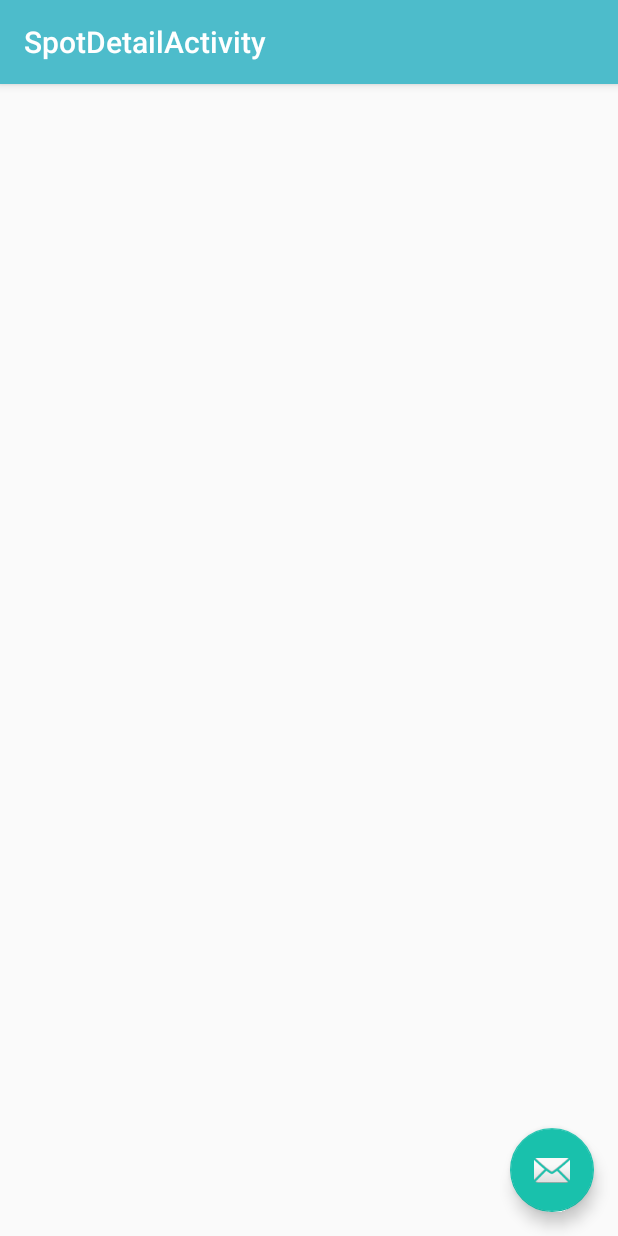
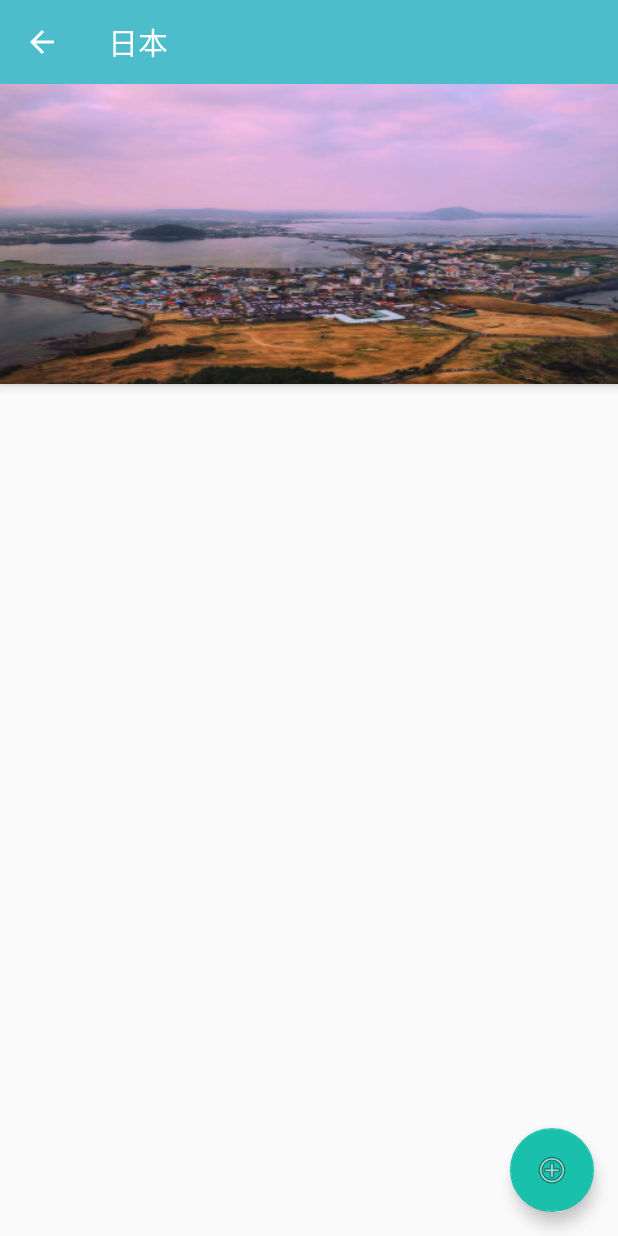
Before and after one commit to G1-HasbiBasith/traveller, an Android app: the fragment DestinationFragment placed in its activity, after a tap on an icon or button, on a phone screen of 412 x 824 dp. Run offline under Robolectric (Android 15) with nearby library versions, the phone set to English and light mode, and no system bars; our stand-ins replace Volley; libraries missing offline, so code that uses them is left out: com.daimajia.slider; 3 statements that could not run were skipped.

Commit message:
add imageslider

```diff
--- a/app/src/main/AndroidManifest.xml
+++ b/app/src/main/AndroidManifest.xml
@@ -3,7 +3,7 @@
     package="com.sigaritus.swu.travel" >
 
     <uses-permission android:name="android.permission.INTERNET" />
-
+    <uses-permission android:name="android.permission.READ_EXTERNAL_STORAGE" />
     <application
         android:name=".TravelApp"
         android:allowBackup="true"
@@ -23,7 +23,11 @@
         <activity
             android:name=".ui.activity.SpotDetailActivity"
             android:label="@string/title_activity_spot_detail"
+            android:parentActivityName=".ui.activity.MainActivity"
             android:theme="@style/AppTheme.NoActionBar" >
+            <meta-data
+                android:name="android.support.PARENT_ACTIVITY"
+                android:value=".ui.activity.MainActivity" />
         </activity>
     </application>
 
--- a/app/src/main/java/com/sigaritus/swu/travel/ui/activity/SpotDetailActivity.java
+++ b/app/src/main/java/com/sigaritus/swu/travel/ui/activity/SpotDetailActivity.java
@@ -1,8 +1,11 @@
 package com.sigaritus.swu.travel.ui.activity;
 
+
+import android.content.Intent;
 import android.os.Bundle;
 import android.support.design.widget.FloatingActionButton;
 import android.support.design.widget.Snackbar;
+import android.support.v7.app.ActionBar;
 import android.support.v7.app.AppCompatActivity;
 import android.support.v7.widget.Toolbar;
 import android.view.View;
@@ -15,8 +18,15 @@ public class SpotDetailActivity extends AppCompatActivity {
     protected void onCreate(Bundle savedInstanceState) {
         super.onCreate(savedInstanceState);
         setContentView(R.layout.activity_spot_detail);
+        Intent intent =getIntent();
+        String spotName = intent.getBundleExtra("spot").getString("spotname");
         Toolbar toolbar = (Toolbar) findViewById(R.id.toolbar);
         setSupportActionBar(toolbar);
+
+        ActionBar actionBar = getSupportActionBar();
+
+        actionBar.setDisplayHomeAsUpEnabled(true);
+        actionBar.setTitle(spotName);
 
         FloatingActionButton fab = (FloatingActionButton) findViewById(R.id.fab);
         fab.setOnClickListener(new View.OnClickListener() {
--- a/app/src/main/java/com/sigaritus/swu/travel/ui/fragment/DestinationFragment.java
+++ b/app/src/main/java/com/sigaritus/swu/travel/ui/fragment/DestinationFragment.java
@@ -2,177 +2,27 @@ package com.sigaritus.swu.travel.ui.fragment;
 
 import android.annotation.SuppressLint;
 import android.app.Activity;
-import android.content.Context;
-import android.content.Intent;
-import android.graphics.Color;
-import android.media.Image;
-import android.net.Uri;
 import android.os.Build;
 import android.os.Bundle;
-import android.app.Fragment;
 import android.view.LayoutInflater;
 import android.view.View;
 import android.view.ViewGroup;
-import android.widget.AdapterView;
-import android.widget.ArrayAdapter;
-import android.widget.ImageView;
-import android.widget.LinearLayout;
 import android.widget.ListView;
-import android.widget.SectionIndexer;
-import android.widget.TextView;
-import android.widget.Toast;
 
+import com.daimajia.slider.library.Animations.DescriptionAnimation;
+import com.daimajia.slider.library.SliderLayout;
+import com.daimajia.slider.library.SliderTypes.BaseSliderView;
+import com.daimajia.slider.library.SliderTypes.TextSliderView;
+import com.daimajia.slider.library.Tricks.ViewPagerEx;
 import com.sigaritus.swu.travel.R;
-import com.sigaritus.swu.travel.TravelApp;
-import com.sigaritus.swu.travel.ui.activity.SpotDetailActivity;
-import com.sigaritus.swu.travel.ui.views.PinnedSectionListView;
+import com.sigaritus.swu.travel.ui.views.pinnedList.adapter.FastScrollAdapter;
+import com.sigaritus.swu.travel.ui.views.pinnedList.adapter.SimpleAdapter;
 import com.sigaritus.swu.travel.util.ToastUtils;
 
-import java.util.Locale;
+import java.util.HashMap;
 
-public class DestinationFragment extends BaseFragment implements View.OnClickListener{
-
-
-    static class SimpleAdapter extends ArrayAdapter<Item> implements PinnedSectionListView.PinnedSectionListAdapter {
-
-        public SimpleAdapter(Context context, int resource, int textViewResourceId) {
-            super(context, resource, textViewResourceId);
-
-            final int sectionsNumber = 6;
-            final String[] sections = {"热门地点","欧洲国家","港澳台","美洲和大洋洲","亚洲国家","国内城市"};
-            final String[][] spots ={{"日本","斯里兰卡","土耳其","韩国"},{"奥地利","西班牙","德国","法国"},
-                    {"香港","澳门","基隆","嘉义"},{"纽约","洛杉矶","悉尼","墨尔本"},
-                    {"阿拉伯联合酋长国","新加坡","马来西亚","泰国"},
-                    {"喀什","苏州","重庆","拉萨"}};
-
-            prepareSections(sectionsNumber);
-
-            int sectionPosition = 0, listPosition = 0;
-            for (char i=0; i<sectionsNumber; i++) {
-                Item section = new Item(Item.SECTION, sections[i]);
-                section.sectionPosition = sectionPosition;
-                section.listPosition = listPosition++;
-                onSectionAdded(section, sectionPosition);
-                add(section);
-
-                final int itemsNumber = 4;
-                for (int j=0;j<itemsNumber;j++) {
-                    Item item = new Item(Item.ITEM, spots[i][j]);
-                    item.sectionPosition = sectionPosition;
-                    item.listPosition = listPosition++;
-                    add(item);
-                }
-
-                sectionPosition++;
-            }
-        }
-
-        protected void prepareSections(int sectionsNumber) { }
-        protected void onSectionAdded(Item section, int sectionPosition) { }
-
-
-        @Override public View getView(int position, View convertView, ViewGroup parent) {
-            LinearLayout view = (LinearLayout) super.getView(position, convertView, parent);
-//            view.setTextColor(Color.DKGRAY);
-            final int[] des_pic ={R.drawable.des1,R.drawable.des2,R.drawable.des3,R.drawable.des4};
-            TextView text = (TextView)view.getChildAt(0);
-            ImageView img = (ImageView)view.getChildAt(1);
-
-            view.setTag("" + position);
-            Item item = getItem(position);
-            if (item.type == Item.SECTION) {
-                //view.setOnClickListener(PinnedSectionListActivity.this);
-                view.setBackgroundColor(Color.argb(255,77,188,203));
-                img.setVisibility(View.GONE);
-            }else{
-                img.setBackgroundResource(des_pic[position%4]);
-                img.setOnClickListener(new View.OnClickListener() {
-                    @Override
-                    public void onClick(View view) {
-                        Intent intent = new Intent(getContext(), SpotDetailActivity.class);
-                        getContext().startActivity(intent);
-
-                    }
-                });
-
-            }
-            return view;
-        }
-
-        @Override public int getViewTypeCount() {
-            return 2;
-        }
-
-        @Override public int getItemViewType(int position) {
-            return getItem(position).type;
-        }
-
-        @Override
-        public boolean isItemViewTypePinned(int viewType) {
-            return viewType == Item.SECTION;
-        }
-
-    }
-
-    static class FastScrollAdapter extends SimpleAdapter implements SectionIndexer {
-
-        private Item[] sections;
-
-        public FastScrollAdapter(Context context, int resource, int textViewResourceId) {
-            super(context, resource, textViewResourceId);
-        }
-
-        @Override protected void prepareSections( int sectionsNumber) {
-            sections = new Item[sectionsNumber];
-        }
-
-        @Override protected void onSectionAdded(Item section, int sectionPosition) {
-            sections[sectionPosition] = section;
-        }
-
-        @Override public Item[] getSections() {
-            return sections;
-        }
-
-        @Override public int getPositionForSection(int section) {
-            if (section >= sections.length) {
-                section = sections.length - 1;
-            }
-            return sections[section].listPosition;
-        }
-
-        @Override public int getSectionForPosition(int position) {
-            if (position >= getCount()) {
-                position = getCount() - 1;
-            }
-            return getItem(position).sectionPosition;
-        }
-
-    }
-
-    static class Item {
-
-        public static final int ITEM = 0;
-        public static final int SECTION = 1;
-
-        public final int type;
-        public final String text;
-
-        public int sectionPosition;
-        public int listPosition;
-
-        public Item(int type, String text) {
-            this.type = type;
-            this.text = text;
-        }
-
-        @Override public String toString() {
-            return text;
-        }
-
-    }
-
-
+public class DestinationFragment extends BaseFragment implements View.OnClickListener, BaseSliderView.OnSliderClickListener, ViewPagerEx.OnPageChangeListener {
+    private SliderLayout mSlider;
     @Override
     public void onClick(View view) {
         ToastUtils.showShort("item"+view.getTag());
@@ -201,13 +51,47 @@ public class DestinationFragment extends BaseFragment implements View.OnClickLis
         // Inflate the layout for this fragment
         View view = inflater.inflate(R.layout.fragment_destination, container, false);
         ListView list = (ListView)view.findViewById(R.id.destination_list);
+        mSlider = (SliderLayout)view.findViewById(R.id.slider);
 
+        initializeSlider(mSlider);
 
-        initializeHeaderAndFooter(list);
         initializeAdapter(list);
         initializePadding(list);
         return view;
     }
+
+    private void initializeSlider(SliderLayout mSlider) {
+        HashMap<String,Integer> file_maps = new HashMap<String, Integer>();
+        file_maps.put("slider1",R.drawable.slider1);
+        file_maps.put("slider2",R.drawable.slider2);
+        file_maps.put("slider3",R.drawable.slider3);
+        file_maps.put("slider4", R.drawable.slider4);
+        for(String name : file_maps.keySet()){
+            TextSliderView textSliderView = new TextSliderView(getActivity());
+            // initialize a SliderLayout
+            textSliderView
+                    .description(name)
+                    .image(file_maps.get(name))
+                    .setScaleType(BaseSliderView.ScaleType.Fit)
+                    .setOnSliderClickListener(this);
+
+            //add your extra information
+            textSliderView.bundle(new Bundle());
+            textSliderView.getBundle()
+                    .putString("extra",name);
+
+            mSlider.addSlider(textSliderView);
+        }
+
+        mSlider.setPresetTransformer(SliderLayout.Transformer.Accordion);
+        mSlider.setPresetIndicator(SliderLayout.PresetIndicators.Center_Bottom);
+        mSlider.setCustomAnimation(new DescriptionAnimation());
+        mSlider.setDuration(4000);
+        mSlider.addOnPageChangeListener( this);
+
+    }
+
+
     private boolean hasHeaderAndFooter;
     private boolean isFastScroll;
     private boolean addPadding;
@@ -218,26 +102,6 @@ public class DestinationFragment extends BaseFragment implements View.OnClickLis
         list.setPadding(padding, padding, padding, padding);
     }
 
-    private void initializeHeaderAndFooter(ListView list ){
-        list.setAdapter(null);
-        if (hasHeaderAndFooter) {
-//            ListView list = getListView();
-
-            LayoutInflater inflater = LayoutInflater.from(getActivity());
-            TextView header1 = (TextView) inflater.inflate(android.R.layout.simple_list_item_1, list, false);
-            header1.setText("First header");
-            list.addHeaderView(header1);
-
-            TextView header2 = (TextView) inflater.inflate(android.R.layout.simple_list_item_1, list, false);
-            header2.setText("Second header");
-            list.addHeaderView(header2);
-
-            TextView footer = (TextView) inflater.inflate(android.R.layout.simple_list_item_1, list, false);
-            footer.setText("Single foolter");
-            list.addFooterView(footer);
-        }
-        initializeAdapter(list);
-    }
 
     @SuppressLint("NewApi")
     private void initializeAdapter(ListView list) {
@@ -266,5 +130,30 @@ public class DestinationFragment extends BaseFragment implements View.OnClickLis
 
     }
 
+    @Override
+    public void onStop() {
+        mSlider.stopAutoCycle();
+        super.onStop();
 
+    }
+
+    @Override
+    public void onSliderClick(BaseSliderView slider) {
+
+    }
+
+    @Override
+    public void onPageScrolled(int position, float positionOffset, int positionOffsetPixels) {
+
+    }
+
+    @Override
+    public void onPageSelected(int position) {
+
+    }
+
+    @Override
+    public void onPageScrollStateChanged(int state) {
+
+    }
 }
--- a/app/src/main/java/com/sigaritus/swu/travel/ui/views/PinnedSectionListView.java
+++ b/app/src/main/java/com/sigaritus/swu/travel/ui/views/pinnedList/PinnedSectionListView.java
@@ -14,7 +14,7 @@
  * limitations under the License.
  */
 
-package com.sigaritus.swu.travel.ui.views;
+package com.sigaritus.swu.travel.ui.views.pinnedList;
 
 import android.content.Context;
 import android.database.DataSetObserver;
--- /dev/null
+++ b/app/src/main/java/com/sigaritus/swu/travel/ui/views/pinnedList/adapter/Item.java
@@ -0,0 +1,26 @@
+package com.sigaritus.swu.travel.ui.views.pinnedList.adapter;
+
+/**
+ * Created by Administrator on 2016/3/5.
+ */
+public  class Item {
+
+    public static final int ITEM = 0;
+    public static final int SECTION = 1;
+
+    public final int type;
+    public final String text;
+
+    public int sectionPosition;
+    public int listPosition;
+
+    public Item(int type, String text) {
+        this.type = type;
+        this.text = text;
+    }
+
+    @Override public String toString() {
+        return text;
+    }
+
+}
--- /dev/null
+++ b/app/src/main/java/com/sigaritus/swu/travel/ui/views/pinnedList/adapter/SimpleAdapter.java
@@ -0,0 +1,106 @@
+package com.sigaritus.swu.travel.ui.views.pinnedList.adapter;
+
+import android.content.Context;
+import android.content.Intent;
+import android.graphics.Color;
+import android.os.Bundle;
+import android.view.View;
+import android.view.ViewGroup;
+import android.widget.ArrayAdapter;
+import android.widget.ImageView;
+import android.widget.LinearLayout;
+import android.widget.TextView;
+
+import com.sigaritus.swu.travel.R;
+import com.sigaritus.swu.travel.ui.activity.SpotDetailActivity;
+import com.sigaritus.swu.travel.ui.views.pinnedList.PinnedSectionListView;
+
+/**
+ * Created by Administrator on 2016/3/5.
+ */
+public class SimpleAdapter extends ArrayAdapter<Item> implements PinnedSectionListView.PinnedSectionListAdapter {
+
+    public SimpleAdapter(Context context, int resource, int textViewResourceId) {
+        super(context, resource, textViewResourceId);
+
+        final int sectionsNumber = 6;
+        final String[] sections = {"热门地点","欧洲国家","港澳台","美洲和大洋洲","亚洲国家","国内城市"};
+        final String[][] spots ={{"日本","斯里兰卡","土耳其","韩国"},{"奥地利","西班牙","德国","法国"},
+                {"香港","澳门","基隆","嘉义"},{"纽约","洛杉矶","悉尼","墨尔本"},
+                {"阿拉伯联合酋长国","新加坡","马来西亚","泰国"},
+                {"喀什","苏州","重庆","拉萨"}};
+
+        prepareSections(sectionsNumber);
+
+        int sectionPosition = 0, listPosition = 0;
+        for (char i=0; i<sectionsNumber; i++) {
+            Item section = new Item(Item.SECTION, sections[i]);
+            section.sectionPosition = sectionPosition;
+            section.listPosition = listPosition++;
+            onSectionAdded(section, sectionPosition);
+            add(section);
+
+            final int itemsNumber = 4;
+            for (int j=0;j<itemsNumber;j++) {
+                Item item = new Item(Item.ITEM, spots[i][j]);
+                item.sectionPosition = sectionPosition;
+                item.listPosition = listPosition++;
+                add(item);
+            }
+
+            sectionPosition++;
+        }
+    }
+
+    protected void prepareSections(int sectionsNumber) { }
+    protected void onSectionAdded(Item section, int sectionPosition) { }
+
+
+    @Override public View getView(int position, View convertView, ViewGroup parent) {
+        LinearLayout view = (LinearLayout) super.getView(position, convertView, parent);
+//            view.setTextColor(Color.DKGRAY);
+        final int[] des_pic ={R.drawable.des1,R.drawable.des2,R.drawable.des3,R.drawable.des4};
+        TextView text = (TextView)view.getChildAt(0);
+        ImageView img = (ImageView)view.getChildAt(1);
+
+        view.setTag("" + position);
+        final Item item = getItem(position);
+        if (item.type == Item.SECTION) {
+            //view.setOnClickListener(PinnedSectionListActivity.this);
+            view.setBackgroundColor(Color.argb(255, 77, 188, 203));
+            text.setTextColor(Color.WHITE);
+
+        }else{
+            img.setBackgroundResource(des_pic[position%4]);
+            img.setVisibility(View.VISIBLE);
+            img.setOnClickListener(new View.OnClickListener() {
+                @Override
+                public void onClick(View view) {
+                    Intent intent = new Intent(getContext(), SpotDetailActivity.class);
+                    Bundle spot = new Bundle();
+                    spot.putInt("spottype",item.type);
+                    spot.putString("spotname",item.text);
+                    intent.putExtra("spot",spot);
+                    getContext().startActivity(intent);
+
+                }
+            });
+
+        }
+        return view;
+    }
+
+    @Override public int getViewTypeCount() {
+        return 2;
+    }
+
+    @Override public int getItemViewType(int position) {
+        return getItem(position).type;
+    }
+
+    @Override
+    public boolean isItemViewTypePinned(int viewType) {
+        return viewType == Item.SECTION;
+    }
+
+}
--- a/app/src/main/res/layout/activity_spot_detail.xml
+++ b/app/src/main/res/layout/activity_spot_detail.xml
@@ -1,25 +1,40 @@
 <?xml version="1.0" encoding="utf-8"?>
-<android.support.design.widget.CoordinatorLayout
-    xmlns:android="http://schemas.android.com/apk/res/android"
+<android.support.design.widget.CoordinatorLayout xmlns:android="http://schemas.android.com/apk/res/android"
     xmlns:app="http://schemas.android.com/apk/res-auto"
-    xmlns:tools="http://schemas.android.com/tools" android:layout_width="match_parent"
-    android:layout_height="match_parent" android:fitsSystemWindows="true"
+    xmlns:tools="http://schemas.android.com/tools"
+    android:layout_width="match_parent"
+    android:layout_height="match_parent"
+    android:fitsSystemWindows="true"
     tools:context="com.sigaritus.swu.travel.ui.activity.SpotDetailActivity">
 
-    <android.support.design.widget.AppBarLayout android:layout_height="wrap_content"
-        android:layout_width="match_parent" android:theme="@style/AppTheme.AppBarOverlay">
+    <android.support.design.widget.AppBarLayout
+        android:layout_width="match_parent"
+        android:layout_height="wrap_content"
+        android:theme="@style/AppTheme.AppBarOverlay">
 
-        <android.support.v7.widget.Toolbar android:id="@+id/toolbar"
-            android:layout_width="match_parent" android:layout_height="?attr/actionBarSize"
-            android:background="?attr/colorPrimary" app:popupTheme="@style/AppTheme.PopupOverlay" />
+        <android.support.v7.widget.Toolbar
+            android:id="@+id/toolbar"
+            android:layout_width="match_parent"
+            android:layout_height="?attr/actionBarSize"
+            android:background="?attr/colorPrimary"
+            app:popupTheme="@style/AppTheme.PopupOverlay" />
+
+        <ImageView
+            android:layout_width="fill_parent"
+            android:layout_height="200dp"
+            android:background="@drawable/des4" />
+
 
     </android.support.design.widget.AppBarLayout>
 
     <include layout="@layout/content_spot_detail" />
 
-    <android.support.design.widget.FloatingActionButton android:id="@+id/fab"
-        android:layout_width="wrap_content" android:layout_height="wrap_content"
-        android:layout_gravity="bottom|end" android:layout_margin="@dimen/fab_margin"
-        android:src="@android:drawable/ic_dialog_email" />
+    <android.support.design.widget.FloatingActionButton
+        android:id="@+id/fab"
+        android:layout_width="wrap_content"
+        android:layout_height="wrap_content"
+        android:layout_gravity="bottom|end"
+        android:layout_margin="@dimen/fab_margin"
+        android:src="@android:drawable/ic_menu_add" />
 
 </android.support.design.widget.CoordinatorLayout>
--- a/app/src/main/res/layout/des_list_unit.xml
+++ b/app/src/main/res/layout/des_list_unit.xml
@@ -16,5 +16,7 @@
     <ImageView
         android:id="@+id/spot_img"
         android:layout_width="fill_parent"
-        android:layout_height="180dp" />
+        android:layout_height="180dp"
+        android:visibility="gone"
+        />
 </LinearLayout>
--- a/gradle.properties
+++ b/gradle.properties
@@ -12,6 +12,6 @@
 # This option should only be used with decoupled projects. More details, visit
 # http://www.gradle.org/docs/current/userguide/multi_project_builds.html#sec:decoupled_projects
 # org.gradle.parallel=true
-#Mon Feb 29 11:13:14 CST 2016
-#systemProp.http.proxyHost=hx.gy
-#systemProp.http.proxyPort=1080
+#Fri Mar 04 10:14:21 CST 2016
+systemProp.http.proxyHost=hx.gy
+systemProp.http.proxyPort=1080
```
Also changed, not shown: app/build.gradle (+4 -4 lines), app/src/main/java/com/sigaritus/swu/travel/constants/Constants.java (added, +10 -0 lines), app/src/main/java/com/sigaritus/swu/travel/ui/views/pinnedList/adapter/FastScrollAdapter.java (added, +43 -0 lines), app/src/main/res/layout/fragment_destination.xml (+19 -9 lines), app/src/main/res/drawable-xxhdpi/slider1.jpg (added), app/src/main/res/drawable-xxhdpi/slider2.jpg (added), app/src/main/res/drawable-xxhdpi/slider3.jpg (added), app/src/main/res/drawable-xxhdpi/slider4.jpg (added), app/src/main/res/drawable-xxhdpi/slider5.jpg (added), 1 other file.
